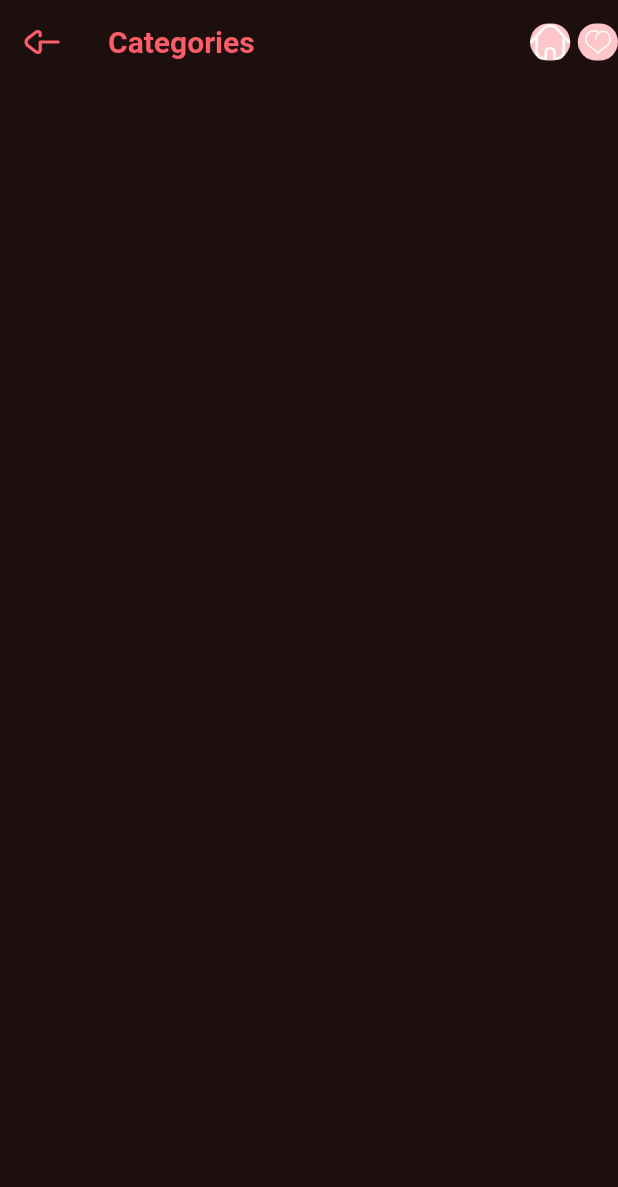
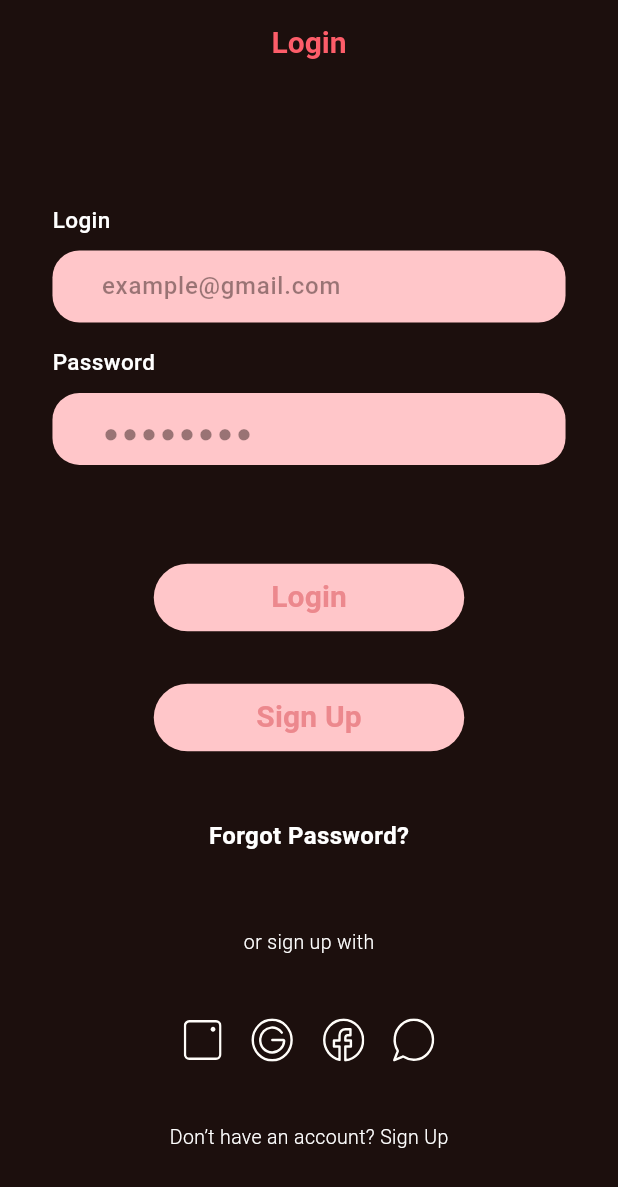
Before and after one commit to FayzullayevF/RecipeApp, a Flutter app: the screen it shows after launch, on a phone screen of 412 x 824 dp. Shown: the top 1187 px of the screen. Run offline on Flutter 3.47's test engine with Material 3 defaults, Android fonts, the phone set to English and light mode, and no system bars; our stand-ins replace dio, flutter_secure_storage, flutter_svg, go_router.

Commit message:
auth_login

```diff
--- a/lib/authentication/data/repositories/auth_repository.dart
+++ b/lib/authentication/data/repositories/auth_repository.dart
@@ -5,12 +5,11 @@ class AuthRepository{
   AuthRepository({required this.client});
   final ApiClient client;
 
-  Future<bool> login(String login, String password)async{
+  Future<void> login(String login, String password)async{
     var token = await client.login(login, password);
     await SecureStorage.deleteToken();
-    await SecureStorage.deleteToken();
+    await SecureStorage.deleteCredentials();
     await SecureStorage.saveToken(token);
-    await SecureStorage.saveCredentials(login, password);
-    return true;
+    await SecureStorage.saveCredentials(login: login, password: password);
   }
 }
--- /dev/null
+++ b/lib/authentication/presentation/manager/auth_view_model.dart
@@ -0,0 +1,26 @@
+import 'package:chef_staff/authentication/data/repositories/auth_repository.dart';
+import 'package:flutter/material.dart';
+
+class LoginViewModel extends ChangeNotifier{
+  LoginViewModel({required AuthRepository repo}): _repo = repo;
+  final AuthRepository _repo;
+  final loginController = TextEditingController();
+  final passwordController = TextEditingController();
+  final formKey = GlobalKey<FormState>();
+  String? _errorMessage;
+  bool get hasError => _errorMessage != null;
+  String? get errorMessage => _errorMessage;
+
+  Future<bool> login()async{
+    try {
+      await _repo.login(loginController.text, passwordController.text);
+    } on Exception catch(e){
+     _errorMessage = e.toString();
+     notifyListeners();
+     return false;
+    }
+    _errorMessage == null;
+    notifyListeners();
+    return true;
+  }
+}
--- /dev/null
+++ b/lib/authentication/presentation/pages/login_view.dart
@@ -0,0 +1,134 @@
+import 'package:chef_staff/authentication/presentation/manager/auth_view_model.dart';
+import 'package:chef_staff/authentication/presentation/widgets/recipe_password_form_field.dart';
+import 'package:chef_staff/authentication/presentation/widgets/recipe_text_form_field.dart';
+import 'package:chef_staff/core/presentations/recipe_eleveted_button.dart';
+import 'package:chef_staff/core/sizes.dart';
+import 'package:chef_staff/core/utils/utils.dart';
+import 'package:flutter/material.dart';
+import 'package:flutter_svg/flutter_svg.dart';
+import 'package:go_router/go_router.dart';
+
+import '../widgets/page_text.dart';
+
+class LoginView extends StatelessWidget {
+  LoginView({
+    super.key,
+    required this.vm,
+  });
+
+  final LoginViewModel vm;
+
+  @override
+  Widget build(BuildContext context) {
+    return ListenableBuilder(
+      listenable: vm,
+      builder:(context, child)=> Scaffold(
+        appBar: AppBar(
+          centerTitle: true,
+          title: Text(
+            "Login",
+            style: TextStyle(
+              color: AppColors.nameColor,
+              fontSize: 20,
+              fontWeight: FontWeight.w600,
+            ),
+          ),
+        ),
+        body: Padding(
+          padding: EdgeInsets.symmetric(horizontal: AppSizes.padding36),
+          child: ListView(children: [
+            Form(
+              key: vm.formKey,
+              child: Center(
+                child: Column(
+                  spacing: 10,
+                  children: [
+                    SizedBox(
+                      height: 70,
+                    ),
+                    RecipeTextFormField(
+                      title: "Login",
+                      hintText: "example@gmail.com",
+                      validator: (value) => null,
+                      controller: vm.loginController,
+                    ),
+                    RecipePasswordFormField(
+                      controller: vm.passwordController,
+                      title: "Password",
+                    ),
+                    SizedBox(
+                      height: 40,
+                    ),
+                    RecipeElevatedButton(
+                        text: "Login",
+                        callback: () async {
+                          if (vm.formKey.currentState!.validate()) {
+                            if (await vm.login() && context.mounted) {
+                              ScaffoldMessenger.of(context).showSnackBar(
+                                SnackBar(
+                                  content: Text("banzay"),
+                                ),
+                              );
+                            }
+                          }
+                        }),
+                    SizedBox(
+                      height: 15,
+                    ),
+                    RecipeElevatedButton(
+                        text: "Sign Up",
+                        callback: () {
+                          context.go('/signup');
+                        }),
+                    SizedBox(
+                      height: 25,
+                    ),
+                    PageText(
+                      size: 16,
+                      title: "Forgot Password?",
+                      weight: 600,
+                    ),
+                    SizedBox(
+                      height: 30,
+                    ),
+                    PageText(
+                      size: 13,
+                      title: "or sign up with",
+                      weight: 300,
+                    ),
+                    SizedBox(
+                      height: 20,
+                    ),
+                    SizedBox(
+                      height: 31,
+                      width: 205,
+                      child: Row(
+                        mainAxisAlignment: MainAxisAlignment.spaceEvenly,
+                        children: [
+                          SvgPicture.asset('assets/icons/instagram.svg'),
+                          SvgPicture.asset('assets/icons/google.svg'),
+                          SvgPicture.asset('assets/icons/facebook.svg'),
+                          SvgPicture.asset('assets/icons/wechat.svg'),
+                        ],
+                      ),
+                    ),
+                    SizedBox(
+                      height: 20,
+                    ),
+                    PageText(
+                      size: 13,
+                      title: "Don’t have an account? Sign Up",
+                      weight: 300,
+                    ),
+                  ],
+                ),
+              ),
+            ),
+            if(vm.hasError)
+              Text(vm.errorMessage!, style: TextStyle(color: Theme.of(context).colorScheme.error),)
+          ]),
+        ),
+      ),
+    );
+  }
+}
--- /dev/null
+++ b/lib/authentication/presentation/pages/sign_up_view.dart
@@ -0,0 +1,62 @@
+import 'package:chef_staff/authentication/presentation/widgets/page_text.dart';
+import 'package:chef_staff/authentication/presentation/widgets/recipe_password_form_field.dart';
+import 'package:chef_staff/authentication/presentation/widgets/recipe_text_form_field.dart';
+import 'package:chef_staff/core/presentations/recipe_eleveted_button.dart';
+import 'package:flutter/material.dart';
+import 'package:go_router/go_router.dart';
+
+import '../../../core/sizes.dart';
+import '../../../core/utils/utils.dart';
+
+class SignUpView extends StatelessWidget {
+  SignUpView({super.key});
+
+  final controller = TextEditingController();
+  final controller2 = TextEditingController();
+  final controller3 = TextEditingController();
+  final controller4 = TextEditingController();
+  final controller5 = TextEditingController();
+  final controller6 = TextEditingController();
+
+
+  @override
+  Widget build(BuildContext context) {
+    return Scaffold(
+      appBar: AppBar(
+        centerTitle: true,
+        title: Text(
+          "Sign Up",
+          style: TextStyle(
+            color: AppColors.nameColor,
+            fontSize: 20,
+            fontWeight: FontWeight.w600,
+          ),
+        ),
+      ),
+      body: ListView(padding: EdgeInsets.symmetric(horizontal: AppSizes.padding36),
+          children: [
+            Column(
+              spacing: 5,
+              crossAxisAlignment: CrossAxisAlignment.center,
+              children: [
+                SizedBox(height: 40,),
+                RecipeTextFormField(hintText: "John Doe", validator: (value)=> null , controller: controller, title: "Full Name"),
+                RecipeTextFormField(hintText: "example@gmail.com", validator: (value)=> null , controller: controller2, title: "Email"),
+                RecipeTextFormField(hintText: "+123 456 789", validator: (value)=> null , controller: controller3, title: "Mobile Number"),
+                RecipeTextFormField(hintText: "DD / MM / YYYY", validator: (value)=> null , controller: controller3, title: "Date of Birth"),
+                RecipePasswordFormField(
+                  controller: controller4,
+                  title: "Password",
+                ),RecipePasswordFormField(
+                  controller: controller5,
+                  title: "Confirm Password",
+                ),
+                PageText(title: "By continuing, you agree to", size: 14, weight: 400),
+                PageText(title: " Terms of Use and Privacy Policy.", size: 14, weight: 600),
+                RecipeElevatedButton(text: "Sign Up", callback: (){context.go('/');}),
+                PageText(title: "Already have an account?  Log In", size: 13, weight: 300)
+            ],)
+      ]),
+    );
+  }
+}
--- /dev/null
+++ b/lib/authentication/presentation/widgets/page_text.dart
@@ -0,0 +1,38 @@
+import 'package:flutter/material.dart';
+
+class PageText extends StatelessWidget {
+  const PageText({
+    super.key,
+    required this.title,
+    required this.size,
+    required this.weight,
+  });
+
+  final String title;
+  final double size;
+  final double weight;
+
+  FontWeight getFontWeight({required double weight}) {
+    if (weight <= 100) return FontWeight.w100;
+    if (weight <= 200) return FontWeight.w200;
+    if (weight <= 300) return FontWeight.w300;
+    if (weight <= 400) return FontWeight.w400;
+    if (weight <= 500) return FontWeight.w500;
+    if (weight <= 600) return FontWeight.w600;
+    if (weight <= 700) return FontWeight.w700;
+    if (weight <= 800) return FontWeight.w800;
+    return FontWeight.w900;
+  }
+
+  @override
+  Widget build(BuildContext context) {
+    return Text(
+      title,
+      style: TextStyle(
+        color: Colors.white,
+        fontSize: size,
+        fontWeight: getFontWeight(weight: weight),
+      ),
+    );
+  }
+}
--- /dev/null
+++ b/lib/authentication/presentation/widgets/recipe_password_form_field.dart
@@ -0,0 +1,67 @@
+import 'package:chef_staff/core/sizes.dart';
+import 'package:chef_staff/core/utils/utils.dart';
+import 'package:flutter/material.dart';
+import 'package:flutter_svg/flutter_svg.dart';
+
+class RecipePasswordFormField extends StatelessWidget {
+  const RecipePasswordFormField({
+    super.key,
+    required this.controller,
+    required this.title
+  });
+
+  final TextEditingController controller;
+  final String title;
+
+  @override
+  Widget build(BuildContext context) {
+    return Column(
+      spacing: 10,
+      crossAxisAlignment: CrossAxisAlignment.start,
+      children: [
+        Text(
+          title,
+          style: TextStyle(
+              fontWeight: FontWeight.w500, fontSize: 15, color: Colors.white),
+        ),
+        SizedBox(
+          height: 61 * AppSizes.hRatio,
+          width: 357 * AppSizes.wRatio,
+          child: TextFormField(
+            controller: controller,
+            style: TextStyle(
+              color: AppColors.mainBackgroundColor,
+              fontWeight: FontWeight.w500,
+              fontSize: 16,
+            ),
+            textAlignVertical: TextAlignVertical.center,
+            decoration: InputDecoration(
+              contentPadding:
+                  EdgeInsets.only(left: AppSizes.padding36, right: 20),
+              suffix:  SvgPicture.asset(
+                    'assets/icons/hidePassword.svg',
+                    height: 24,
+                    width: 25,
+                    fit: BoxFit.cover,
+                  ),
+              hintText:  "●●●●●●●●",
+              hintStyle: TextStyle(
+                color: AppColors.mainBackgroundColor.withValues(alpha: 0.45),
+                fontSize: 16,
+                fontWeight: FontWeight.bold,
+                letterSpacing: 3,
+                height: 1,
+              ),
+              filled: true,
+              fillColor: AppColors.actionContainerColor,
+              border: OutlineInputBorder(
+                borderSide: BorderSide.none,
+                borderRadius: BorderRadius.circular(18),
+              ),
+            ),
+          ),
+        ),
+      ],
+    );
+  }
+}
--- /dev/null
+++ b/lib/authentication/presentation/widgets/recipe_text_form_field.dart
@@ -0,0 +1,67 @@
+import 'package:chef_staff/core/sizes.dart';
+import 'package:chef_staff/core/utils/utils.dart';
+import 'package:flutter/material.dart';
+
+class RecipeTextFormField extends StatelessWidget {
+  const RecipeTextFormField({
+    super.key,
+    required this.hintText,
+    required this.validator,
+    required this.controller,
+    required this.title,
+  });
+
+  final String title;
+  final String hintText;
+  final String? Function(String? value) validator;
+  final TextEditingController controller;
+
+  @override
+  Widget build(BuildContext context) {
+    return Column(
+      spacing: 10,
+      crossAxisAlignment: CrossAxisAlignment.start,
+      children: [
+        Text(
+          title,
+          style: TextStyle(
+            color: Colors.white,
+            fontWeight: FontWeight.w500,
+            fontSize: 15,
+          ),
+        ),
+        SizedBox(
+          height: 61 * AppSizes.hRatio,
+          width: 357 * AppSizes.wRatio,
+          child: TextFormField(
+            controller: controller,
+            validator: validator,
+            style: TextStyle(
+              color: AppColors.mainBackgroundColor,
+              fontWeight: FontWeight.w500,
+              fontSize: 16,
+            ),
+            textAlignVertical: TextAlignVertical.center,
+            decoration: InputDecoration(
+              contentPadding:
+                  EdgeInsets.symmetric(horizontal: AppSizes.padding36),
+              hintText: hintText,
+              hintStyle: TextStyle(
+                color: AppColors.mainBackgroundColor.withValues(alpha: 0.45),
+                fontSize: 16,
+                fontWeight: FontWeight.w500,
+                height: 1,
+              ),
+              filled: true,
+              fillColor: AppColors.actionContainerColor,
+              border: OutlineInputBorder(
+                borderSide: BorderSide.none,
+                borderRadius: BorderRadius.circular(18),
+              ),
+            ),
+          ),
+        ),
+      ],
+    );
+  }
+}
--- a/lib/core/client.dart
+++ b/lib/core/client.dart
@@ -1,7 +1,8 @@
+import 'package:chef_staff/core/exceptions/auth_exceptions.dart';
 import 'package:dio/dio.dart';
 
 class ApiClient {
-  final Dio dio = Dio(BaseOptions(baseUrl: "http://192.168.0.106:8888/api/v1"));
+  final Dio dio = Dio(BaseOptions(baseUrl: "http://192.168.100.44:8888/api/v1", validateStatus: (status) => true));
 
   Future<Map<String, dynamic>> fetchUser() async {
     var response = await dio.get("/auth/details/1");
@@ -53,7 +54,7 @@ class ApiClient {
       Map<String,String> data = Map<String,String>.from(response.data);
       return data['accessToken']!;
     }else{
-      throw Exception("User not found");
+      throw AuthException(message: "User not found");
     }
   }
 }
--- /dev/null
+++ b/lib/core/exceptions/auth_exceptions.dart
@@ -0,0 +1,11 @@
+import 'package:flutter/material.dart';
+
+class AuthException implements Exception{
+  AuthException({required this.message});
+  final String message;
+
+  @override
+  String toString() {
+    return message;
+  }
+}
--- /dev/null
+++ b/lib/core/presentations/recipe_eleveted_button.dart
@@ -0,0 +1,47 @@
+import 'package:flutter/material.dart';
+
+import '../utils/utils.dart';
+
+
+class RecipeElevatedButton extends StatelessWidget {
+  const RecipeElevatedButton({
+    super.key,
+    required this.text,
+    required this.callback,
+    this.foregroundColor = AppColors.pinkSubColor,
+    this.backgroundColor = AppColors.actionContainerColor,
+    this.size = const Size(207, 45),
+    this.fontSize = 20,
+    this.elevation = 0,
+  });
+
+  final String text;
+  final VoidCallback callback;
+  final Color foregroundColor, backgroundColor;
+  final Size size;
+  final double fontSize;
+  final double elevation;
+
+  @override
+  Widget build(BuildContext context) {
+    return SizedBox.fromSize(
+      size: size,
+      child: ElevatedButton(
+        onPressed: callback,
+        style: ElevatedButton.styleFrom(
+          foregroundColor: foregroundColor,
+          backgroundColor: backgroundColor,
+          fixedSize: size,
+          elevation: elevation,
+        ),
+        child: Text(
+          text,
+          style: TextStyle(
+            fontSize: fontSize,
+            fontWeight: FontWeight.w600,
+          ),
+        ),
+      ),
+    );
+  }
+}
--- a/lib/core/secure_storage.dart
+++ b/lib/core/secure_storage.dart
@@ -9,7 +9,7 @@ class SecureStorage{
   static Future<void> saveToken(String token) async{
     await _storage.write(key: tokenKey, value: token);
   }
-  static Future<void> saveCredentials(String login, String password) async{
+  static Future<void> saveCredentials({required String login, required String password}) async{
     await _storage.write(key: loginKey, value: login);
     await _storage.write(key: passwordKey, value: password);
   }
--- a/lib/main.dart
+++ b/lib/main.dart
@@ -1,7 +1,9 @@
-import 'package:chef_staff/categories/data/repositories/categories_repository.dart';
-import 'package:chef_staff/categories/presentation/manager/categories_view_model.dart';
-import 'package:chef_staff/categories/presentation/pages/categories_view.dart';
+import 'package:chef_staff/authentication/data/repositories/auth_repository.dart';
+import 'package:chef_staff/authentication/presentation/manager/auth_view_model.dart';
+import 'package:chef_staff/authentication/presentation/pages/login_view.dart';
+import 'package:chef_staff/authentication/presentation/pages/sign_up_view.dart';
 import 'package:chef_staff/chef_staff/data/repositories/chef_staff_repository.dart';
+import 'package:chef_staff/chef_staff/presentation/pages/chef_staff_view.dart';
 import 'package:chef_staff/chef_staff/presentation/pages/chef_staff_view_model.dart';
 import 'package:chef_staff/core/client.dart';
 import 'package:chef_staff/core/sizes.dart';
@@ -25,12 +27,21 @@ final GoRouter router = GoRouter(initialLocation: "/", routes: [
       ),
     ),
   ),
+  // GoRoute(
+  //     path: "/",
+  //     builder: (context, state) => LoginView()),
   GoRoute(
-      path: "/",
-      builder: (context, state) => CategoriesView(
-            vm: CategoriesViewModel(
-                repo: CategoriesRepository(client: ApiClient())),
-          )),
+    path: "/",
+    builder: (context, state) => LoginView(
+      vm: LoginViewModel(
+        repo: AuthRepository(
+          client: ApiClient(),
+        ),
+      ),
+    ),
+  ),
+  GoRoute(path: "/signup", builder: (context, state) => SignUpView()),
+  GoRoute(path: "/profile", builder: (context, state) => ChefStaffView(vm: ChefStaffViewModel(repo: ChefStaffRepository(client: ApiClient())))),
 ]);
 
 class MyApp extends StatelessWidget {
--- a/pubspec.yaml
+++ b/pubspec.yaml
@@ -39,6 +39,7 @@ dependencies:
   provider: ^6.1.2
   go_router: ^14.8.0
   flutter_secure_storage: ^9.2.4
+  hive: ^2.2.3
 
 dev_dependencies:
   flutter_test:
```
Also changed, not shown: lib/onboarding/presentation/pages/onboarding_view.dart (+0 -15 lines), assets/icons/facebook.svg (added), assets/icons/google.svg (added), assets/icons/hidePassword.svg (added), assets/icons/instagram.svg (added), assets/icons/wechat.svg (added), pubspec.lock.
